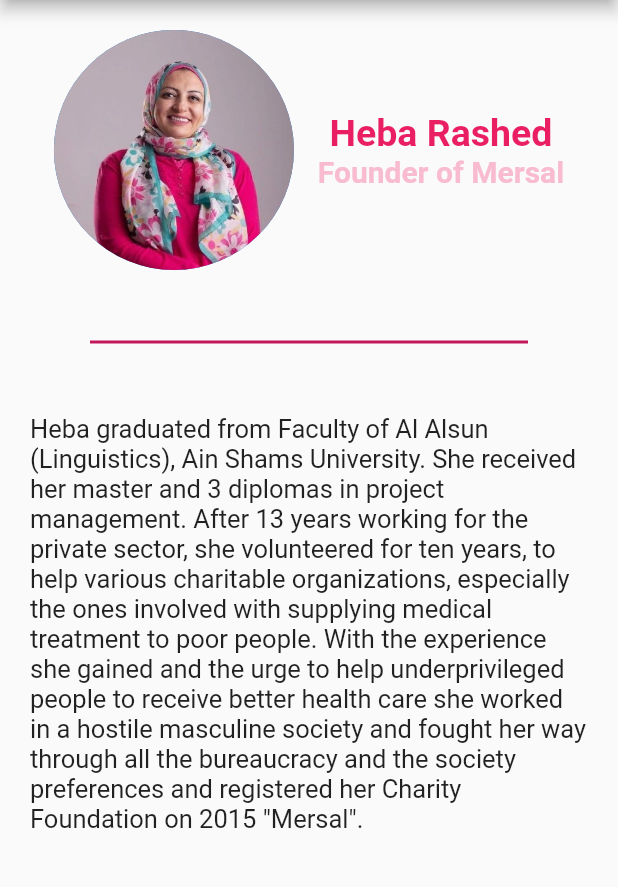
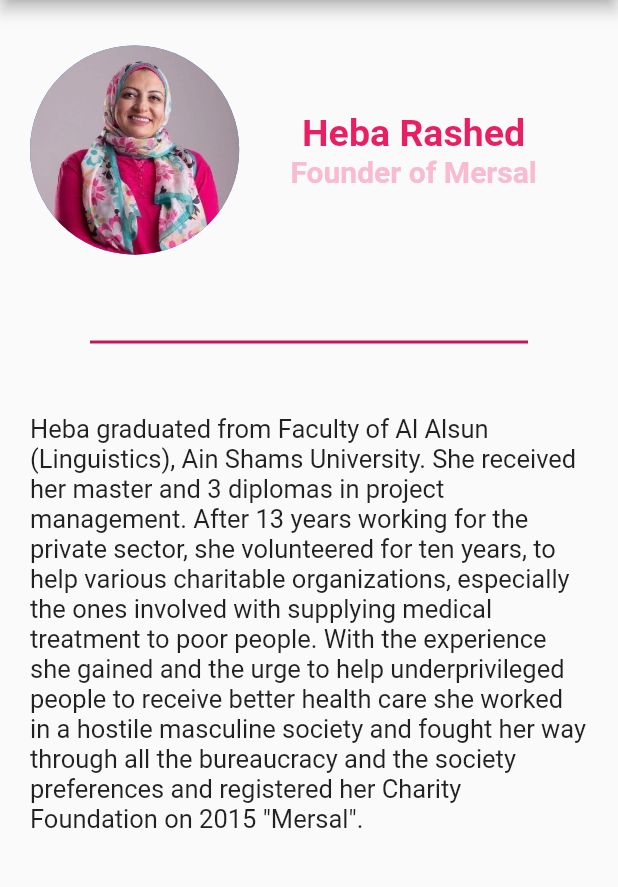
Before and after one commit to AmmarMohamed21/She, a Flutter app: the InspiringStoriesScreen screen opened by its route, on a phone screen of 412 x 824 dp, the part 84-971 px from its top. Run offline on Flutter 3.47's test engine with Material 2 defaults, Android fonts, the phone set to English and light mode, and no system bars; our stand-ins replace animated_text_kit, cloud_firestore, firebase_auth, firebase_core, font_awesome_flutter, google_sign_in and 1 more; accounts and stored records are empty; Roboto replaces fonts that are missing (RocknRollOne).

Commit message:
fixing some ratios

```diff
--- a/lib/components/information_list.dart
+++ b/lib/components/information_list.dart
@@ -16,7 +16,7 @@ class InformationList extends StatelessWidget {
           value,
           style: TextStyle(
             color: kPrimaryText,
-            fontSize: 18.0,
+            fontSize: 15.0,
             fontWeight: FontWeight.w400,
           ),
         ));
--- a/lib/components/information_row.dart
+++ b/lib/components/information_row.dart
@@ -25,7 +25,7 @@ class InformationRow extends StatelessWidget {
           value,
           style: TextStyle(
             color: kPrimaryText,
-            fontSize: 18.0,
+            fontSize: 15.0,
             fontWeight: FontWeight.w400,
           ),
         ),
--- a/lib/components/story_page.dart
+++ b/lib/components/story_page.dart
@@ -18,11 +18,16 @@ class StoryPage extends StatelessWidget {
           Row(
             mainAxisAlignment: MainAxisAlignment.spaceEvenly,
             children: [
-              CircleAvatar(
+              Expanded(
+                flex: 3,
+                child: CircleAvatar(
                   radius: 80.0,
                   backgroundImage: AssetImage(imagePath),
                 ),
-              Column(
+              ),
+              Expanded(
+                flex: 5,
+                child: Column(
                   mainAxisAlignment: MainAxisAlignment.center,
                   children: [
                     Text(
@@ -43,6 +48,7 @@ class StoryPage extends StatelessWidget {
                     ),
                   ],
                 ),
+              ),
             ],
           ),
           Padding(
```
Lines whose indentation alone changed are shown as unchanged.
